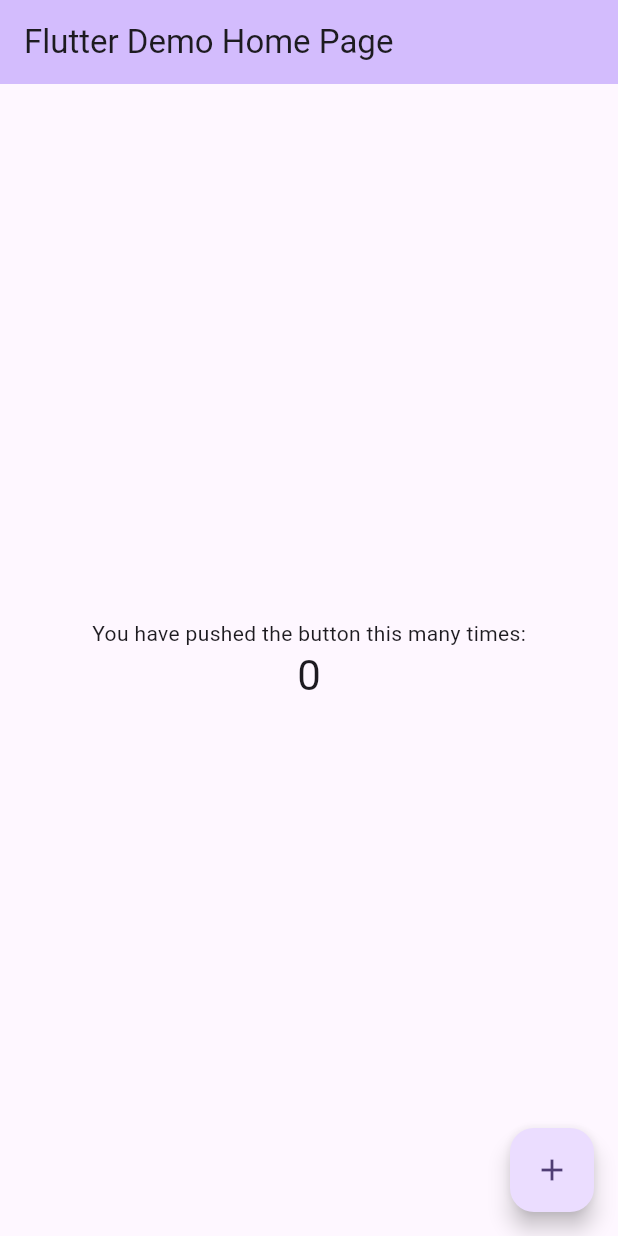
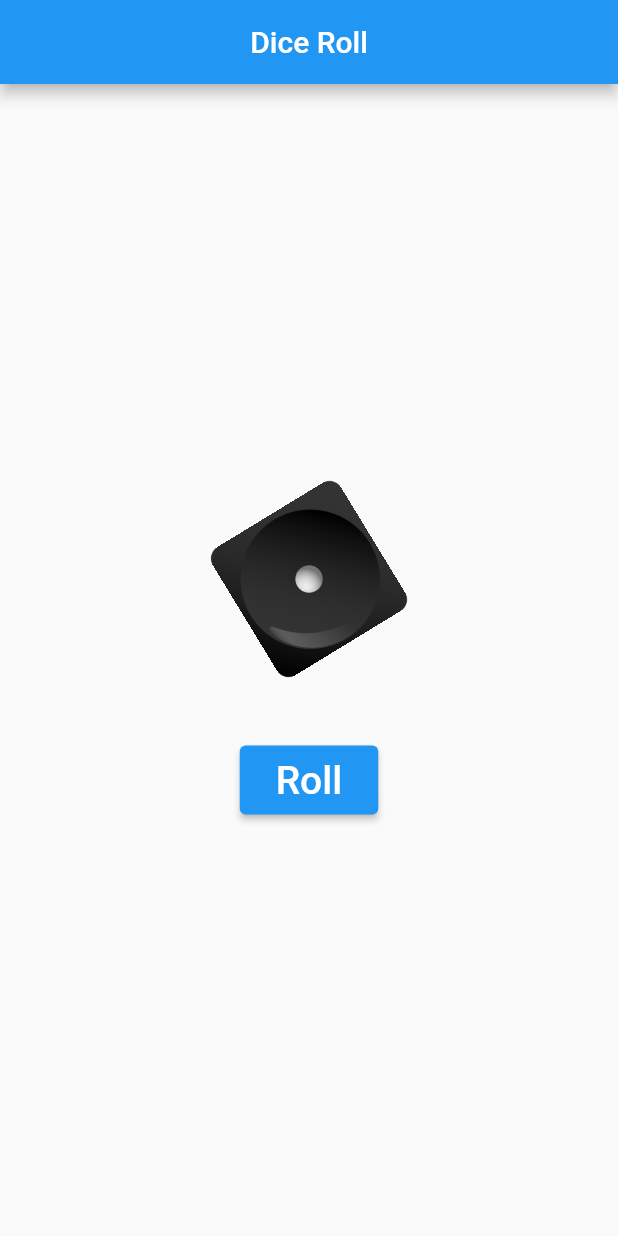
Before and after one commit to Hassan9865/Dice-rolling-app, a Flutter app: the screen it shows after launch, on a phone screen of 412 x 824 dp. Run offline on Flutter 3.47's test engine with Material 2 defaults, Android fonts, the phone set to English and light mode, and no system bars; our stand-ins replace just_audio, lottie; network calls fail.

Commit message:
Dice Rolling App

```diff
--- /dev/null
+++ b/lib/dice.dart
@@ -0,0 +1,79 @@
+import 'dart:async';
+import 'dart:math';
+
+import 'package:flutter/material.dart';
+import 'package:just_audio/just_audio.dart';
+
+class DiceApp extends StatefulWidget {
+  const DiceApp({super.key});
+
+  @override
+  State<DiceApp> createState() => _DiceAppState();
+}
+
+class _DiceAppState extends State<DiceApp> {
+  Random random = Random();
+  int currentImageIndex = 0;
+  int counter = 1;
+  List<String> images = [
+    'assets/images/dice_1.png',
+    'assets/images/dice_2.png',
+    'assets/images/dice_3.png',
+    'assets/images/dice_4.png',
+    'assets/images/dice_5.png',
+    'assets/images/dice_6.png',
+  ];
+  AudioPlayer player = AudioPlayer();
+
+  @override
+  Widget build(BuildContext context) {
+    return Scaffold(
+      appBar: AppBar(
+        title: const Text('Dice Roll'),
+        centerTitle: true,
+      ),
+      body: Center(
+          child: Column(
+        mainAxisSize: MainAxisSize.min,
+        children: [
+          Transform.rotate(
+            angle: random.nextDouble() * 180,
+            child: Image.asset(
+              images[currentImageIndex],
+              height: 100,
+            ),
+          ),
+          const SizedBox(height: 60),
+          ElevatedButton(
+            onPressed: () async {
+              await player.setAsset('assets/audios/rolling-dice.mp3');
+              player.play();
+
+              Timer.periodic(const Duration(milliseconds: 80), (timer) {
+                counter++;
+                setState(() {
+                  currentImageIndex = random.nextInt(6);
+                });
+
+                if (counter >= 13) {
+                  timer.cancel();
+
+                  setState(() {
+                    counter = 1;
+                  });
+                }
+              });
+            },
+            child: const Padding(
+              padding: EdgeInsets.all(8.0),
+              child: Text(
+                'Roll',
+                style: TextStyle(fontSize: 26),
+              ),
+            ),
+          )
+        ],
+      )),
+    );
+  }
+}
--- a/lib/main.dart
+++ b/lib/main.dart
@@ -1,3 +1,4 @@
+import 'package:dice_rolling_app/splash.dart';
 import 'package:flutter/material.dart';
 
 void main() {
@@ -7,119 +8,11 @@ void main() {
 class MyApp extends StatelessWidget {
   const MyApp({super.key});
 
-  // This widget is the root of your application.
   @override
   Widget build(BuildContext context) {
     return MaterialApp(
-      title: 'Flutter Demo',
-      theme: ThemeData(
-        // This is the theme of your application.
-        //
-        // TRY THIS: Try running your application with "flutter run". You'll see
-        // the application has a blue toolbar. Then, without quitting the app,
-        // try changing the seedColor in the colorScheme below to Colors.green
-        // and then invoke "hot reload" (save your changes or press the "hot
-        // reload" button in a Flutter-supported IDE, or press "r" if you used
-        // the command line to start the app).
-        //
-        // Notice that the counter didn't reset back to zero; the application
-        // state is not lost during the reload. To reset the state, use hot
-        // restart instead.
-        //
-        // This works for code too, not just values: Most code changes can be
-        // tested with just a hot reload.
-        colorScheme: ColorScheme.fromSeed(seedColor: Colors.deepPurple),
-        useMaterial3: true,
-      ),
-      home: const MyHomePage(title: 'Flutter Demo Home Page'),
+      debugShowCheckedModeBanner: false,
+      home: SplashScreen(),
     );
   }
 }
-
-class MyHomePage extends StatefulWidget {
-  const MyHomePage({super.key, required this.title});
-
-  // This widget is the home page of your application. It is stateful, meaning
-  // that it has a State object (defined below) that contains fields that affect
-  // how it looks.
-
-  // This class is the configuration for the state. It holds the values (in this
-  // case the title) provided by the parent (in this case the App widget) and
-  // used by the build method of the State. Fields in a Widget subclass are
-  // always marked "final".
-
-  final String title;
-
-  @override
-  State<MyHomePage> createState() => _MyHomePageState();
-}
-
-class _MyHomePageState extends State<MyHomePage> {
-  int _counter = 0;
-
-  void _incrementCounter() {
-    setState(() {
-      // This call to setState tells the Flutter framework that something has
-      // changed in this State, which causes it to rerun the build method below
-      // so that the display can reflect the updated values. If we changed
-      // _counter without calling setState(), then the build method would not be
-      // called again, and so nothing would appear to happen.
-      _counter++;
-    });
-  }
-
-  @override
-  Widget build(BuildContext context) {
-    // This method is rerun every time setState is called, for instance as done
-    // by the _incrementCounter method above.
-    //
-    // The Flutter framework has been optimized to make rerunning build methods
-    // fast, so that you can just rebuild anything that needs updating rather
-    // than having to individually change instances of widgets.
-    return Scaffold(
-      appBar: AppBar(
-        // TRY THIS: Try changing the color here to a specific color (to
-        // Colors.amber, perhaps?) and trigger a hot reload to see the AppBar
-        // change color while the other colors stay the same.
-        backgroundColor: Theme.of(context).colorScheme.inversePrimary,
-        // Here we take the value from the MyHomePage object that was created by
-        // the App.build method, and use it to set our appbar title.
-        title: Text(widget.title),
-      ),
-      body: Center(
-        // Center is a layout widget. It takes a single child and positions it
-        // in the middle of the parent.
-        child: Column(
-          // Column is also a layout widget. It takes a list of children and
-          // arranges them vertically. By default, it sizes itself to fit its
-          // children horizontally, and tries to be as tall as its parent.
-          //
-          // Column has various properties to control how it sizes itself and
-          // how it positions its children. Here we use mainAxisAlignment to
-          // center the children vertically; the main axis here is the vertical
-          // axis because Columns are vertical (the cross axis would be
-          // horizontal).
-          //
-          // TRY THIS: Invoke "debug painting" (choose the "Toggle Debug Paint"
-          // action in the IDE, or press "p" in the console), to see the
-          // wireframe for each widget.
-          mainAxisAlignment: MainAxisAlignment.center,
-          children: <Widget>[
-            const Text(
-              'You have pushed the button this many times:',
-            ),
-            Text(
-              '$_counter',
-              style: Theme.of(context).textTheme.headlineMedium,
-            ),
-          ],
-        ),
-      ),
-      floatingActionButton: FloatingActionButton(
-        onPressed: _incrementCounter,
-        tooltip: 'Increment',
-        child: const Icon(Icons.add),
-      ), // This trailing comma makes auto-formatting nicer for build methods.
-    );
-  }
-}
```
Also changed, not shown: lib/splash.dart (added, +31 -0 lines), pubspec.yaml (+5 -3 lines), assets/images/dice_1.png (added), assets/images/dice_2.png (added), assets/images/dice_3.png (added), assets/images/dice_4.png (added), assets/images/dice_5.png (added), assets/images/dice_6.png (added), pubspec.lock, 4 other files.
